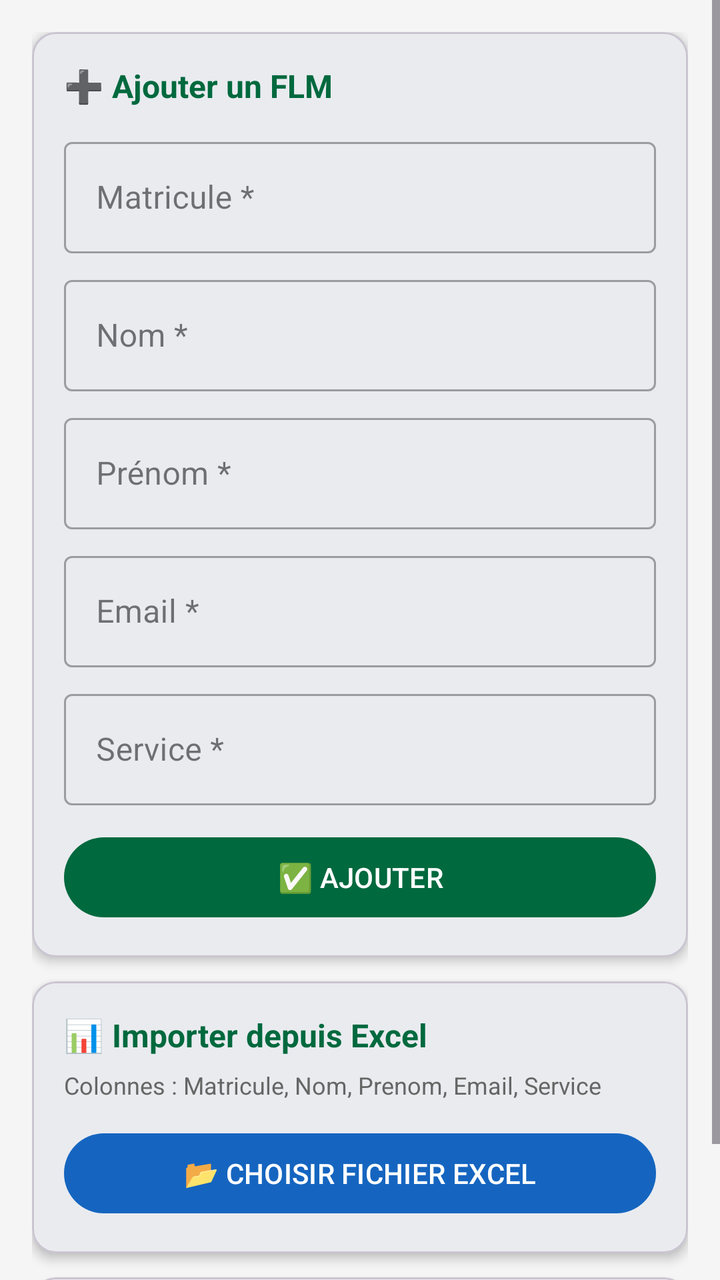
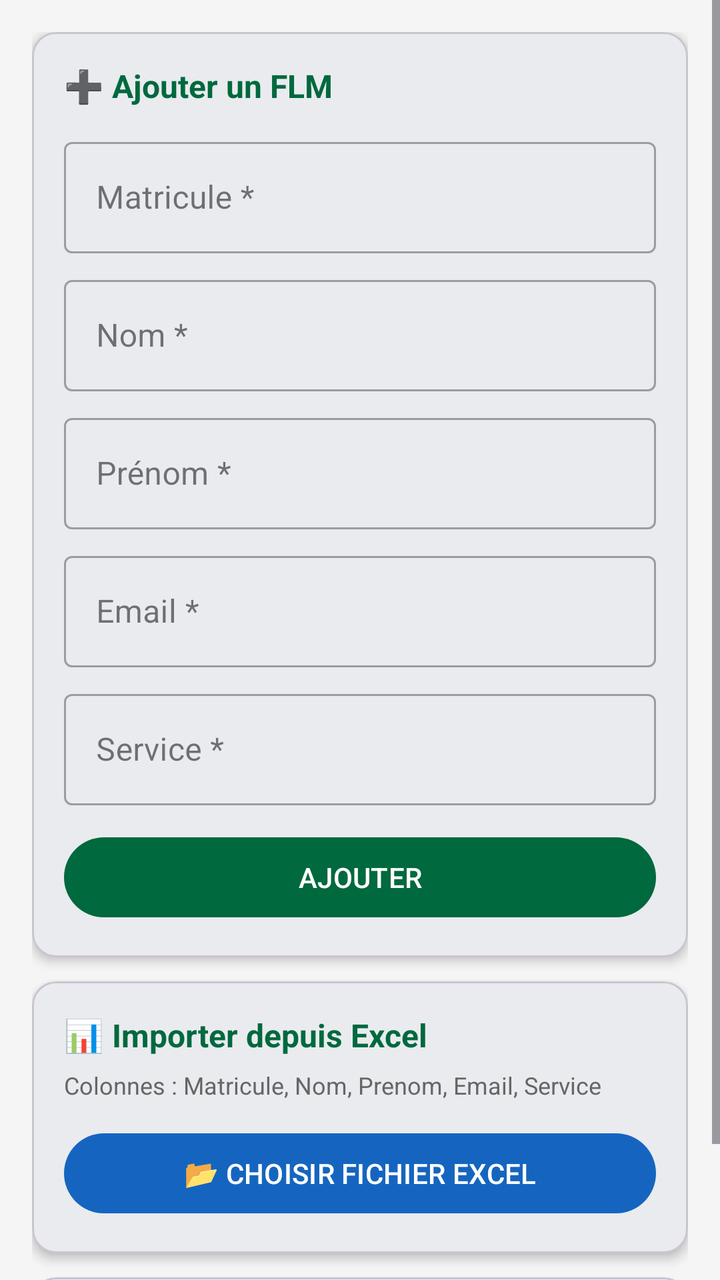

Compare the two renders of this Android layout. The source of the first and the diff that turns it into the second are given below.
<!-- AndroidManifest.xml: application theme Theme.OCPEvalFormation -->
<!-- res/layout/fragment_import_flm.xml -->
<?xml version="1.0" encoding="utf-8"?>
<ScrollView
    xmlns:android="http://schemas.android.com/apk/res/android"
    xmlns:app="http://schemas.android.com/apk/res-auto"
    android:layout_width="match_parent"
    android:layout_height="match_parent"
    android:background="#F5F5F5">

    <LinearLayout
        android:layout_width="match_parent"
        android:layout_height="wrap_content"
        android:orientation="vertical"
        android:padding="16dp">

        
        <com.google.android.material.card.MaterialCardView
            android:layout_width="match_parent"
            android:layout_height="wrap_content"
            android:layout_marginBottom="12dp"
            app:cardCornerRadius="12dp"
            app:cardElevation="3dp">

            <LinearLayout
                android:layout_width="match_parent"
                android:layout_height="wrap_content"
                android:orientation="vertical"
                android:padding="16dp">

                <TextView
                    android:layout_width="wrap_content"
                    android:layout_height="wrap_content"
                    android:text="➕ Ajouter un FLM"
                    android:textSize="16sp"
                    android:textStyle="bold"
                    android:textColor="@color/ocp_dark_green"
                    android:layout_marginBottom="12dp" />

                <com.google.android.material.textfield.TextInputLayout
                    android:layout_width="match_parent"
                    android:layout_height="wrap_content"
                    android:layout_marginBottom="8dp"
                    android:hint="Matricule *"
                    style="@style/Widget.MaterialComponents.TextInputLayout.OutlinedBox">
                    <com.google.android.material.textfield.TextInputEditText
                        android:id="@+id/et_flm_matricule"
                        android:layout_width="match_parent"
                        android:layout_height="wrap_content"
                        android:inputType="text" />
                </com.google.android.material.textfield.TextInputLayout>

                <com.google.android.material.textfield.TextInputLayout
                    android:layout_width="match_parent"
                    android:layout_height="wrap_content"
                    android:layout_marginBottom="8dp"
                    android:hint="Nom *"
                    style="@style/Widget.MaterialComponents.TextInputLayout.OutlinedBox">
                    <com.google.android.material.textfield.TextInputEditText
                        android:id="@+id/et_flm_nom"
                        android:layout_width="match_parent"
                        android:layout_height="wrap_content"
                        android:inputType="textCapWords" />
                </com.google.android.material.textfield.TextInputLayout>

                <com.google.android.material.textfield.TextInputLayout
                    android:layout_width="match_parent"
                    android:layout_height="wrap_content"
                    android:layout_marginBottom="8dp"
                    android:hint="Prénom *"
                    style="@style/Widget.MaterialComponents.TextInputLayout.OutlinedBox">
                    <com.google.android.material.textfield.TextInputEditText
                        android:id="@+id/et_flm_prenom"
                        android:layout_width="match_parent"
                        android:layout_height="wrap_content"
                        android:inputType="textCapWords" />
                </com.google.android.material.textfield.TextInputLayout>

                <com.google.android.material.textfield.TextInputLayout
                    android:layout_width="match_parent"
                    android:layout_height="wrap_content"
                    android:layout_marginBottom="8dp"
                    android:hint="Email *"
                    style="@style/Widget.MaterialComponents.TextInputLayout.OutlinedBox">
                    <com.google.android.material.textfield.TextInputEditText
                        android:id="@+id/et_flm_email"
                        android:layout_width="match_parent"
                        android:layout_height="wrap_content"
                        android:inputType="textEmailAddress" />
                </com.google.android.material.textfield.TextInputLayout>

                <com.google.android.material.textfield.TextInputLayout
                    android:layout_width="match_parent"
                    android:layout_height="wrap_content"
                    android:layout_marginBottom="12dp"
                    android:hint="Service *"
                    style="@style/Widget.MaterialComponents.TextInputLayout.OutlinedBox">
                    <com.google.android.material.textfield.TextInputEditText
                        android:id="@+id/et_flm_service"
                        android:layout_width="match_parent"
                        android:layout_height="wrap_content"
                        android:inputType="textCapWords" />
                </com.google.android.material.textfield.TextInputLayout>

                <com.google.android.material.button.MaterialButton
                    android:id="@+id/btn_add_flm"
                    android:layout_width="match_parent"
                    android:layout_height="48dp"
                    android:text="✅ AJOUTER"
                    app:backgroundTint="@color/ocp_dark_green" />

            </LinearLayout>
        </com.google.android.material.card.MaterialCardView>

        
        <com.google.android.material.card.MaterialCardView
            android:layout_width="match_parent"
            android:layout_height="wrap_content"
            android:layout_marginBottom="12dp"
            app:cardCornerRadius="12dp"
            app:cardElevation="3dp">

            <LinearLayout
                android:layout_width="match_parent"
                android:layout_height="wrap_content"
                android:orientation="vertical"
                android:padding="16dp">

                <TextView
                    android:layout_width="wrap_content"
                    android:layout_height="wrap_content"
                    android:text="📊 Importer depuis Excel"
                    android:textSize="16sp"
                    android:textStyle="bold"
                    android:textColor="@color/ocp_dark_green"
                    android:layout_marginBottom="6dp" />

                <TextView
                    android:layout_width="wrap_content"
                    android:layout_height="wrap_content"
                    android:text="Colonnes : Matricule, Nom, Prenom, Email, Service"
                    android:textSize="12sp"
                    android:textColor="#666"
                    android:layout_marginBottom="12dp" />

                <com.google.android.material.button.MaterialButton
                    android:id="@+id/btn_import_flm_excel"
                    android:layout_width="match_parent"
                    android:layout_height="48dp"
                    android:text="📂 CHOISIR FICHIER EXCEL"
                    app:backgroundTint="#1565C0" />

                <TextView
                    android:id="@+id/tv_flm_import_result"
                    android:layout_width="match_parent"
                    android:layout_height="wrap_content"
                    android:layout_marginTop="8dp"
                    android:textSize="13sp"
                    android:visibility="gone" />

                <ProgressBar
                    android:id="@+id/progress_flm_import"
                    android:layout_width="wrap_content"
                    android:layout_height="wrap_content"
                    android:layout_gravity="center"
                    android:layout_marginTop="8dp"
                    android:visibility="gone" />

            </LinearLayout>
        </com.google.android.material.card.MaterialCardView>

        
        <com.google.android.material.card.MaterialCardView
            android:layout_width="match_parent"
            android:layout_height="wrap_content"
            app:cardCornerRadius="12dp"
            app:cardElevation="3dp">
            <LinearLayout
                android:layout_width="match_parent"
                android:layout_height="wrap_content"
                android:orientation="horizontal"
                android:padding="16dp"
                android:gravity="center_vertical">
                <TextView
                    android:layout_width="0dp"
                    android:layout_height="wrap_content"
                    android:layout_weight="1"
                    android:text="Total FLMs en base"
                    android:textSize="14sp"
                    android:textColor="#555" />
                <TextView
                    android:id="@+id/tv_flm_count"
                    android:layout_width="wrap_content"
                    android:layout_height="wrap_content"
                    android:text="0"
                    android:textSize="22sp"
                    android:textStyle="bold"
                    android:textColor="@color/ocp_dark_green" />
            </LinearLayout>
        </com.google.android.material.card.MaterialCardView>

    </LinearLayout>
</ScrollView>
<!-- resources referenced by this layout -->
<resources>
  <color name="ocp_dark_green">#00693E</color>
  <style name="Theme.OCPEvalFormation" parent="Theme.Material3.Light.NoActionBar">
          <item name="colorPrimary">@color/ocp_dark_green</item>
          <item name="colorPrimaryVariant">@color/ocp_medium_green</item>
          <item name="colorOnPrimary">@color/white</item>
          <item name="colorSecondary">@color/ocp_orange</item>
          <item name="colorOnSecondary">@color/white</item>
          <item name="android:statusBarColor">@color/ocp_dark_green</item>
      </style>
  <color name="ocp_medium_green">#00A86B</color>
  <color name="white">#FFFFFF</color>
  <color name="ocp_orange">#FF6B00</color>
</resources>

<!-- the commit's change to res/layout/fragment_import_flm.xml (unified diff, before → after) -->
@@ -104,7 +104,7 @@
                     android:id="@+id/btn_add_flm"
                     android:layout_width="match_parent"
                     android:layout_height="48dp"
-                    android:text="✅ AJOUTER"
+                    android:text="AJOUTER"
                     app:backgroundTint="@color/ocp_dark_green" />
 
             </LinearLayout>
